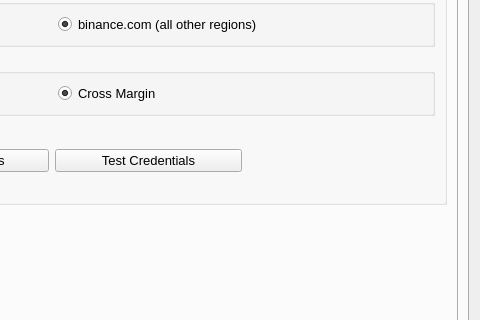
The window that UI/configuration.ui (ZENALC/algobot) describes before a commit, drawn with Qt 5; both pictures show x 396 to 876 and y 250 to 570 of the 876 by 776 pixel window.
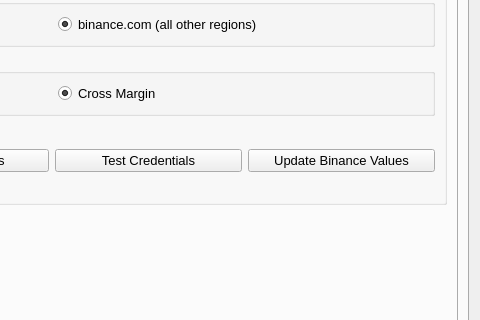
The same window after the commit. The open tabs and pages were chosen to show the change.

Commit message: added ability to update coin values from gui and small bug fix

Patch:
```diff
--- a/UI/configuration.ui
+++ b/UI/configuration.ui
@@ -340,6 +340,13 @@
                 </property>
                </widget>
               </item>
+              <item row="9" column="3">
+               <widget class="QPushButton" name="updateBinanceValues">
+                <property name="text">
+                 <string>Update Binance Values</string>
+                </property>
+               </widget>
+              </item>
              </layout>
             </widget>
            </item>
```
Left out of the diff: 2 changed lines with no effect on the pictures. The commit also changes 2 other files.
